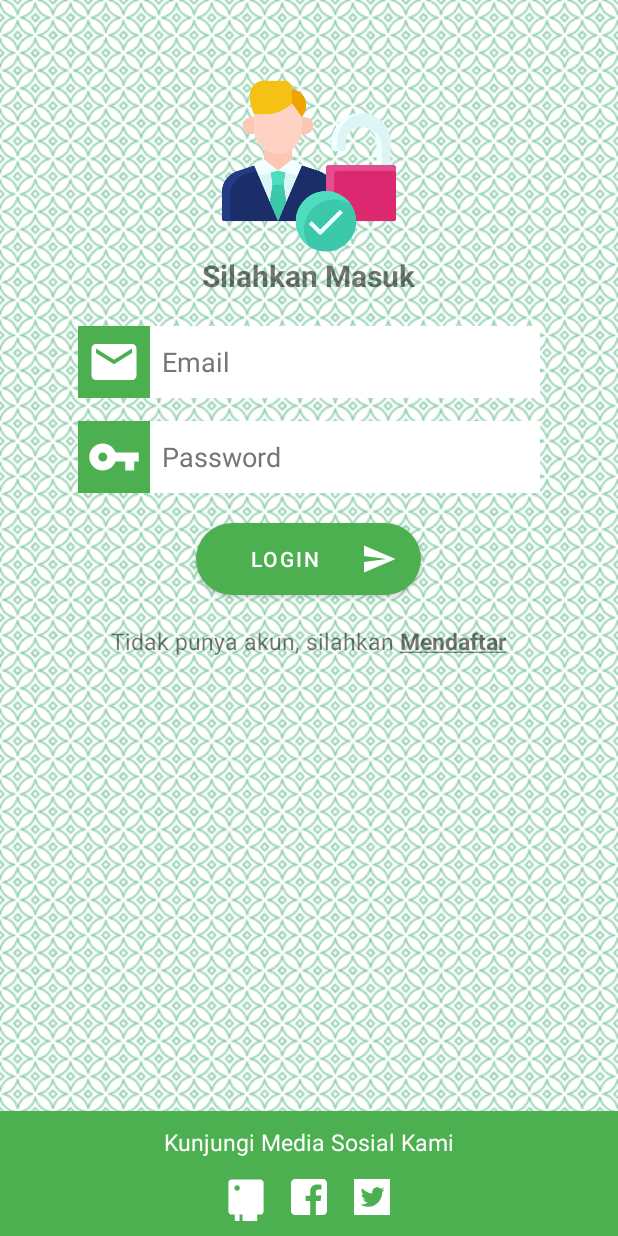
After one commit to Srimulyaniadha/Online-Service, an Android app: the layout activity_login.xml on its own in the app's theme, with its tools: preview values and no code run, on a phone screen of 412 x 824 dp. The commit adds this screen. Run offline under Robolectric (Android 15) with nearby library versions, the phone set to English and light mode, and no system bars.

Commit message:
add form LoginActivity

```diff
--- a/app/build.gradle.kts
+++ b/app/build.gradle.kts
@@ -66,4 +66,5 @@ dependencies {
     annotationProcessor ("com.github.bumptech.glide:compiler:4.14.2")
 //library untuk menampilkan gambar bergerak splashscreen
     implementation ("com.airbnb.android:lottie:5.2.0")
+
 }
--- /dev/null
+++ b/app/src/main/java/id/ac/polbeng/srimulyaniadha/onlineservice/activities/LoginActivity.kt
@@ -0,0 +1,16 @@
+package id.ac.polbeng.srimulyaniadha.onlineservice.activities
+
+import androidx.appcompat.app.AppCompatActivity
+import android.os.Bundle
+import id.ac.polbeng.srimulyaniadha.onlineservice.databinding.ActivityLoginBinding
+
+class LoginActivity : AppCompatActivity() {
+
+    private lateinit var binding: ActivityLoginBinding
+
+    override fun onCreate(savedInstanceState: Bundle?) {
+        super.onCreate(savedInstanceState)
+        binding = ActivityLoginBinding.inflate(layoutInflater)
+        setContentView(binding.root)
+    }
+}
--- a/app/src/main/java/id/ac/polbeng/srimulyaniadha/onlineservice/helpers/Config.kt
+++ b/app/src/main/java/id/ac/polbeng/srimulyaniadha/onlineservice/helpers/Config.kt
@@ -2,6 +2,6 @@ package id.ac.polbeng.srimulyaniadha.onlineservice.helpers
 
 class Config {
     companion object{
-        const val SPLASH_SCREEN_DELAY:Long = 6500
+        const val SPLASH_SCREEN_DELAY:Long = 6000
     }
 }
--- /dev/null
+++ b/app/src/main/res/drawable/button_style1.xml
@@ -0,0 +1,10 @@
+<?xml version="1.0" encoding="utf-8"?>
+<shape xmlns:android="http://schemas.android.com/apk/res/android">
+    <corners android:radius="50dp"/>
+    <padding
+        android:right="10dp"
+        android:bottom="10dp"
+        android:left="10dp"
+        android:top="10dp"/>
+    <solid android:color="@color/teal_500"/>
+</shape>
--- /dev/null
+++ b/app/src/main/res/drawable/button_style2.xml
@@ -0,0 +1,10 @@
+<?xml version="1.0" encoding="utf-8"?>
+<shape xmlns:android="http://schemas.android.com/apk/res/android">
+    <corners android:radius="50dp"/>
+    <padding
+        android:right="10dp"
+        android:bottom="10dp"
+        android:left="10dp"
+        android:top="10dp"/>
+    <solid android:color="@color/green_500"/>
+</shape>
--- /dev/null
+++ b/app/src/main/res/drawable/button_style3.xml
@@ -0,0 +1,10 @@
+<?xml version="1.0" encoding="utf-8"?>
+<shape xmlns:android="http://schemas.android.com/apk/res/android">
+    <corners android:radius="50dp"/>
+    <padding
+        android:right="10dp"
+        android:bottom="10dp"
+        android:left="10dp"
+        android:top="10dp"/>
+    <solid android:color="#E3242B"/>
+</shape>
--- /dev/null
+++ b/app/src/main/res/drawable/button_style4.xml
@@ -0,0 +1,15 @@
+<?xml version="1.0" encoding="utf-8"?>
+<shape xmlns:android="http://schemas.android.com/apk/res/android"
+    android:shape="rectangle"
+    android:padding="10dp" >
+    <gradient
+        android:startColor="@color/teal_500"
+        android:centerColor="@color/teal_500"
+        android:endColor="@color/teal_500"
+        android:angle="270" />
+    <corners
+        android:bottomLeftRadius="4dp"
+        android:bottomRightRadius="4dp"
+        android:topLeftRadius="4dp"
+        android:topRightRadius="4dp" />
+</shape>
--- /dev/null
+++ b/app/src/main/res/drawable/edittextstyle1.xml
@@ -0,0 +1,10 @@
+<?xml version="1.0" encoding="utf-8"?>
+<shape xmlns:android="http://schemas.android.com/apk/res/android">
+    <padding
+        android:top="8dp"
+        android:left="8dp"
+        android:bottom="8dp"
+        android:right="8dp"/>
+    <solid android:color="@android:color/white"/>
+    <stroke android:color="@color/azure"/>
+</shape>
--- /dev/null
+++ b/app/src/main/res/drawable/edittextstyle2.xml
@@ -0,0 +1,10 @@
+<?xml version="1.0" encoding="utf-8"?>
+<shape xmlns:android="http://schemas.android.com/apk/res/android">
+    <padding
+        android:top="8dp"
+        android:left="8dp"
+        android:bottom="8dp"
+        android:right="8dp"/>
+    <solid android:color="@color/gray"/>
+    <stroke android:color="@color/green_500"/>
+</shape>
--- /dev/null
+++ b/app/src/main/res/drawable/ic_baseline_email_24.xml
@@ -0,0 +1,5 @@
+<vector xmlns:android="http://schemas.android.com/apk/res/android" android:height="24dp" android:tint="#FFFFFF" android:viewportHeight="24" android:viewportWidth="24" android:width="24dp">
+
+    <path android:fillColor="@android:color/white" android:pathData="M20,4L4,4c-1.1,0 -1.99,0.9 -1.99,2L2,18c0,1.1 0.9,2 2,2h16c1.1,0 2,-0.9 2,-2L22,6c0,-1.1 -0.9,-2 -2,-2zM20,8l-8,5 -8,-5L4,6l8,5 8,-5v2z"/>
+
+</vector>
--- /dev/null
+++ b/app/src/main/res/drawable/ic_baseline_send_24.xml
@@ -0,0 +1,5 @@
+<vector xmlns:android="http://schemas.android.com/apk/res/android" android:autoMirrored="true" android:height="24dp" android:tint="#FFFFFF" android:viewportHeight="24" android:viewportWidth="24" android:width="24dp">
+
+    <path android:fillColor="@android:color/white" android:pathData="M2.01,21L23,12 2.01,3 2,10l15,2 -15,2z"/>
+
+</vector>
--- /dev/null
+++ b/app/src/main/res/drawable/ic_baseline_vpn_key_24.xml
@@ -0,0 +1,5 @@
+<vector xmlns:android="http://schemas.android.com/apk/res/android" android:height="24dp" android:tint="#FFFFFF" android:viewportHeight="24" android:viewportWidth="24" android:width="24dp">
+
+    <path android:fillColor="@android:color/white" android:pathData="M12.65,10C11.83,7.67 9.61,6 7,6c-3.31,0 -6,2.69 -6,6s2.69,6 6,6c2.61,0 4.83,-1.67 5.65,-4H17v4h4v-4h2v-4H12.65zM7,14c-1.1,0 -2,-0.9 -2,-2s0.9,-2 2,-2 2,0.9 2,2 -0.9,2 -2,2z"/>
+
+</vector>
--- /dev/null
+++ b/app/src/main/res/drawable/ic_icons8_facebook.xml
@@ -0,0 +1,9 @@
+<vector xmlns:android="http://schemas.android.com/apk/res/android"
+    android:width="24dp"
+    android:height="24dp"
+    android:viewportWidth="24.0"
+    android:viewportHeight="24.0">
+    <path
+        android:fillColor="#FFFFFFFF"
+        android:pathData="M19,3H5C3.895,3 3,3.895 3,5v14c0,1.105 0.895,2 2,2h7.621v-6.961h-2.343v-2.725h2.343V9.309c0,-2.324 1.421,-3.591 3.495,-3.591c0.699,-0.002 1.397,0.034 2.092,0.105v2.43h-1.428c-1.13,0 -1.35,0.534 -1.35,1.322v1.735h2.7l-0.351,2.725h-2.365V21H19c1.105,0 2,-0.895 2,-2V5C21,3.895 20.105,3 19,3z"/>
+</vector>
--- /dev/null
+++ b/app/src/main/res/drawable/ic_icons8_linkedin.xml
@@ -0,0 +1,14 @@
+<vector xmlns:android="http://schemas.android.com/apk/res/android"
+    android:width="24dp"
+    android:height="24dp"
+    android:viewportWidth="30.0"
+    android:viewportHeight="30.0">
+    <path
+        android:fillColor="#FFFFFFFF"
+        android:pathData="M24,4H6C4.895,4 4,4.895 4,6v18c0,1.105 0.895,2
+2,2h18c1.105,0 2,-0.895 2,-2V6C26,4.895 25.105,4 24,4zM10.954,22h-2.95v9.492h2.95V22zM9.449,11.151c-0.951,0 -1.72,-0.771 -1.72,-1.72c0,-0.949
+0.77,-1.719 1.72,-1.719c0.948,0 1.719,0.771 1.719,1.719C11.168,10.38
+10.397,11.151 9.449,11.151zM22.004,22h-2.948v-4.616c0,-1.101 -0.02,-2.517
+-1.533,-2.517c-1.535,0 -1.771,1.199 -1.771,2.437V22h-2.948v9.492h2.83v1.297h0.04c0.394,-0.746 1.356,-1.533 2.791,-1.533c2.987,0
+3.539,1.966 3.539,4.522V22z"/>
+</vector>
--- /dev/null
+++ b/app/src/main/res/drawable/ic_icons8_twitter.xml
@@ -0,0 +1,9 @@
+<vector xmlns:android="http://schemas.android.com/apk/res/android"
+    android:width="24dp"
+    android:height="24dp"
+    android:viewportWidth="24.0"
+    android:viewportHeight="24.0">
+    <path
+        android:fillColor="#FFFFFFFF"
+        android:pathData="M21,3H3v18h18V3zM17.05,9.514c0,0.086 0,0.171 0,0.343c0,3.257 -2.486,7.029 -7.029,7.029c-1.371,0 -2.657,-0.429 -3.771,-1.114c0.171,0 0.429,0 0.6,0c1.114,0 2.229,-0.429 3.086,-1.029c-1.114,0 -1.971,-0.771 -2.314,-1.714c0.171,0 0.343,0.086 0.429,0.086c0.257,0 0.429,0 0.686,-0.086c-1.114,-0.257 -1.971,-1.2 -1.971,-2.4c0.343,0.171 0.686,0.257 1.114,0.343c-0.686,-0.6 -1.114,-1.286 -1.114,-2.143c0,-0.429 0.086,-0.857 0.343,-1.2c1.2,1.457 3,2.486 5.057,2.571c0,-0.171 -0.086,-0.343 -0.086,-0.6c0,-1.371 1.114,-2.486 2.486,-2.486c0.686,0 1.371,0.257 1.8,0.771c0.6,-0.086 1.114,-0.343 1.543,-0.6c-0.171,0.6 -0.6,1.029 -1.114,1.371c0.514,-0.086 0.943,-0.171 1.457,-0.429C17.907,8.743 17.479,9.171 17.05,9.514z"/>
+</vector>
--- /dev/null
+++ b/app/src/main/res/drawable/linestyle.xml
@@ -0,0 +1,4 @@
+<?xml version="1.0" encoding="utf-8"?>
+<shape xmlns:android="http://schemas.android.com/apk/res/android">
+    <solid android:color="@color/divider"></solid>
+</shape>
--- /dev/null
+++ b/app/src/main/res/layout/activity_login.xml
@@ -0,0 +1,151 @@
+<?xml version="1.0" encoding="utf-8"?>
+<RelativeLayout xmlns:android="http://schemas.android.com/apk/res/android"
+    xmlns:tools="http://schemas.android.com/tools"
+    android:layout_width="match_parent"
+    android:layout_height="match_parent"
+    android:background="@drawable/repeat_background"
+    tools:context=".activities.LoginActivity">
+    <ScrollView
+        android:id="@+id/svInputData"
+        android:layout_width="match_parent"
+        android:layout_height="match_parent"
+        android:layout_margin="20dp"
+        android:layout_above="@+id/llMedSos">
+        <LinearLayout
+            android:id="@+id/llInputData"
+            android:layout_width="match_parent"
+            android:layout_height="wrap_content"
+            android:gravity="center_horizontal|center_vertical"
+            android:orientation="vertical">
+            <ImageView
+                android:id="@+id/imgLogo"
+                android:layout_width="120dp"
+                android:layout_height="120dp"
+                android:layout_marginTop="30dp"
+                android:contentDescription="@string/app_name"
+                android:src="@drawable/login" />
+            <TextView
+                android:id="@+id/tvSignIn"
+                android:layout_width="wrap_content"
+                android:layout_height="wrap_content"
+                android:text="@string/signin"
+                android:textSize="20sp"
+                android:textStyle="bold" />
+            <LinearLayout
+                android:layout_width="match_parent"
+                android:layout_height="wrap_content"
+                android:layout_marginLeft="32dp"
+                android:layout_marginTop="20dp"
+                android:layout_marginRight="32dp"
+                android:orientation="horizontal">
+                <ImageView
+                    android:layout_width="48dp"
+                    android:layout_height="48dp"
+                    android:background="@color/green_500"
+                    android:contentDescription="@string/app_name"
+                    android:padding="6dp"
+                    android:src="@drawable/ic_baseline_email_24" />
+                <EditText
+                    android:id="@+id/etEmail"
+                    android:layout_width="match_parent"
+                    android:layout_height="48dp"
+                    android:autofillHints=""
+                    android:background="@drawable/edittextstyle1"
+                    android:hint="@string/email"
+                    android:inputType="textEmailAddress"
+                    android:textColorHint="#757575" />
+            </LinearLayout>
+            <LinearLayout
+                android:layout_width="match_parent"
+                android:layout_height="wrap_content"
+                android:layout_marginLeft="32dp"
+                android:layout_marginTop="15dp"
+                android:layout_marginRight="32dp"
+                android:orientation="horizontal">
+                <ImageView
+                    android:layout_width="48dp"
+                    android:layout_height="48dp"
+                    android:background="@color/green_500"
+                    android:contentDescription="@string/app_name"
+                    android:padding="6dp"
+                    android:src="@drawable/ic_baseline_vpn_key_24" />
+                <EditText
+                    android:id="@+id/etPassword"
+                    android:layout_width="match_parent"
+                    android:layout_height="48dp"
+                    android:autofillHints=""
+                    android:background="@drawable/edittextstyle1"
+                    android:hint="@string/password"
+                    android:inputType="textPassword"
+                    android:textColorHint="#757575" />
+            </LinearLayout>
+            <Button
+                android:id="@+id/btnLogin"
+                android:layout_width="150dp"
+                android:layout_height="wrap_content"
+                android:layout_gravity="center_horizontal"
+                android:layout_marginTop="20dp"
+                android:background="@drawable/button_style1"
+                android:drawableEnd="@drawable/ic_baseline_send_24"
+                android:text="@string/login"
+                android:textAllCaps="true"
+                android:textColor="@android:color/white" />
+            <TextView
+                android:id="@+id/tvDaftar"
+                android:layout_width="wrap_content"
+                android:layout_height="wrap_content"
+                android:layout_marginTop="20dp"
+                android:layout_marginBottom="30dp"
+                android:text="@string/register"
+                android:textSize="15sp"/>
+        </LinearLayout>
+    </ScrollView>
+    <LinearLayout
+        android:id="@+id/llMedSos"
+        android:layout_width="match_parent"
+        android:layout_height="wrap_content"
+        android:orientation="vertical"
+        android:background="@color/green_500"
+        android:layout_alignParentBottom="true">
+        <TextView
+            android:layout_width="wrap_content"
+            android:layout_height="wrap_content"
+            android:text="@string/medsos"
+            android:textSize="15sp"
+            android:layout_gravity="center_horizontal"
+            android:layout_marginTop="10dp"
+            android:textColor="@android:color/white"/>
+        <LinearLayout
+            android:layout_width="wrap_content"
+            android:layout_height="wrap_content"
+            android:orientation="horizontal"
+            android:layout_marginTop="10dp"
+            android:layout_gravity="center_horizontal"
+            android:layout_marginBottom="10dp">
+            <ImageView
+                android:layout_width="32dp"
+                android:layout_height="32dp"
+                android:layout_marginEnd="10dp"
+                android:src="@drawable/ic_icons8_linkedin"
+                android:contentDescription="@string/app_name" />
+            <ImageView
+                android:layout_width="32dp"
+                android:layout_height="32dp"
+                android:layout_marginEnd="10dp"
+                android:src="@drawable/ic_icons8_facebook"
+                android:contentDescription="@string/app_name" />
+            <ImageView
+                android:layout_width="32dp"
+                android:layout_height="32dp"
+                android:src="@drawable/ic_icons8_twitter"
+                android:contentDescription="@string/app_name" />
+        </LinearLayout>
+    </LinearLayout>
+    <ProgressBar
+        android:id="@+id/progressBar"
+        android:layout_width="wrap_content"
+        android:layout_height="wrap_content"
+        android:layout_centerInParent="true"
+        style="?android:attr/progressBarStyle"
+        android:visibility="gone"/>
+</RelativeLayout>
--- a/app/src/main/res/values/colors.xml
+++ b/app/src/main/res/values/colors.xml
@@ -8,4 +8,7 @@
     <color name="teal_700">#00675b</color>
     <color name="black">#FF000000</color>
     <color name="white">#FFFFFFFF</color>
+    <color name="azure">#f1f5f8</color>
+    <color name="gray">#f2f2f2</color>
+    <color name="divider">#BDBDBD</color>
 </resources>
--- a/app/src/main/res/values/strings.xml
+++ b/app/src/main/res/values/strings.xml
@@ -13,6 +13,16 @@
     <string name="menu_user_profile">Profil Pengguna</string>
     <string name="menu_logout">Logout</string>
     <!-- TODO: Remove or change this placeholder text -->
+
     <!--splash screen-->
     <string name="icon_url">https://www.flaticon.com/</string>
+
+    <!--form login-->
+    <string name="signin">Silahkan Masuk</string>
+    <string name="email">Email</string>
+    <string name="password">Password</string>
+    <string name="login">Login</string>
+    <string name="register">Tidak punya akun, silahkan
+<u><b>Mendaftar</b></u></string>
+    <string name="medsos">Kunjungi Media Sosial Kami</string>
 </resources>
```
Also changed, not shown: app/src/main/AndroidManifest.xml (+13 -2 lines).
